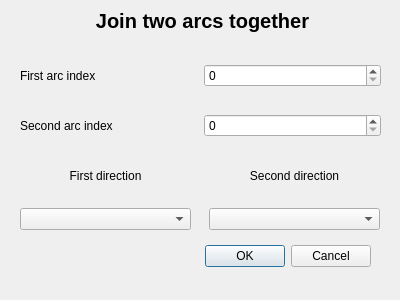
Qt form Labor/GUI/ArcJoinWindow.ui (Moenish/II_II-CAGD) before a commit.
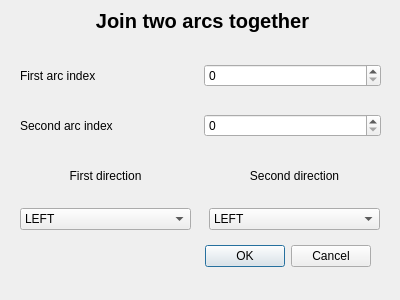
The same form after that commit.

Diff of the .ui file:
```diff
--- a/Labor/GUI/ArcJoinWindow.ui
+++ b/Labor/GUI/ArcJoinWindow.ui
@@ -104,8 +104,18 @@
     <item>
      <widget class="QComboBox" name="arcJoinFirstDirectionComboBox">
       <property name="currentText">
-       <string/>
+       <string>LEFT</string>
       </property>
+      <item>
+       <property name="text">
+        <string>LEFT</string>
+       </property>
+      </item>
+      <item>
+       <property name="text">
+        <string>RIGHT</string>
+       </property>
+      </item>
      </widget>
     </item>
    </layout>
@@ -133,8 +143,18 @@
     <item>
      <widget class="QComboBox" name="arcJoinSecondDirectionComboBox">
       <property name="currentText">
-       <string/>
+       <string>LEFT</string>
       </property>
+      <item>
+       <property name="text">
+        <string>LEFT</string>
+       </property>
+      </item>
+      <item>
+       <property name="text">
+        <string>RIGHT</string>
+       </property>
+      </item>
      </widget>
     </item>
    </layout>
```
